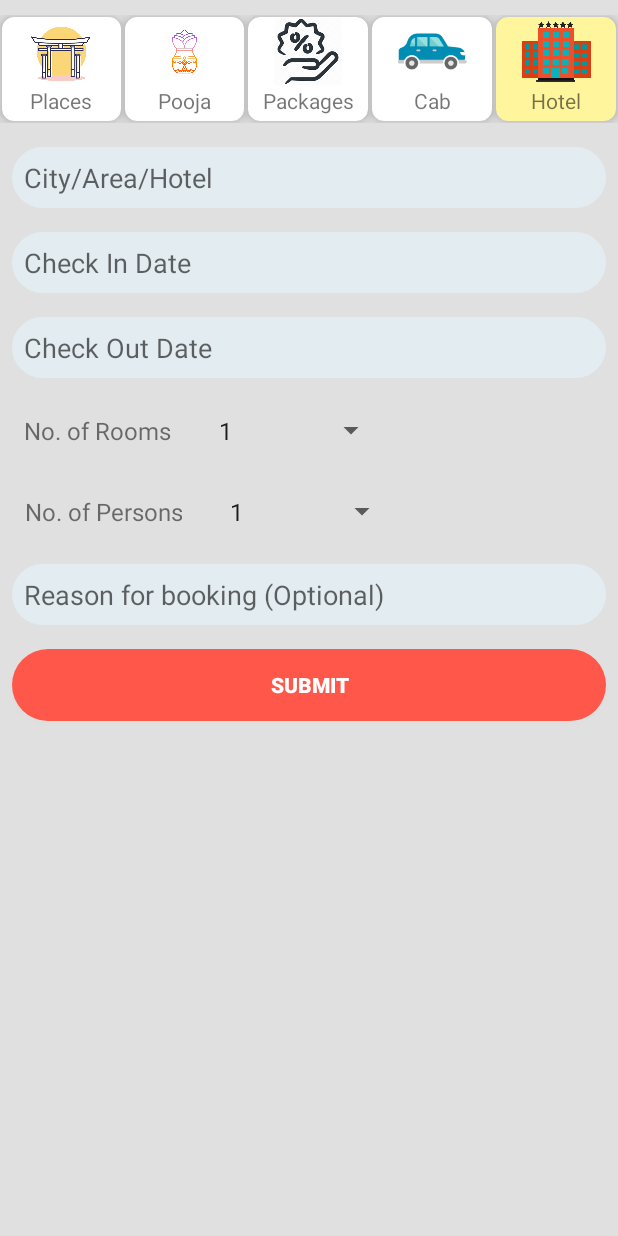
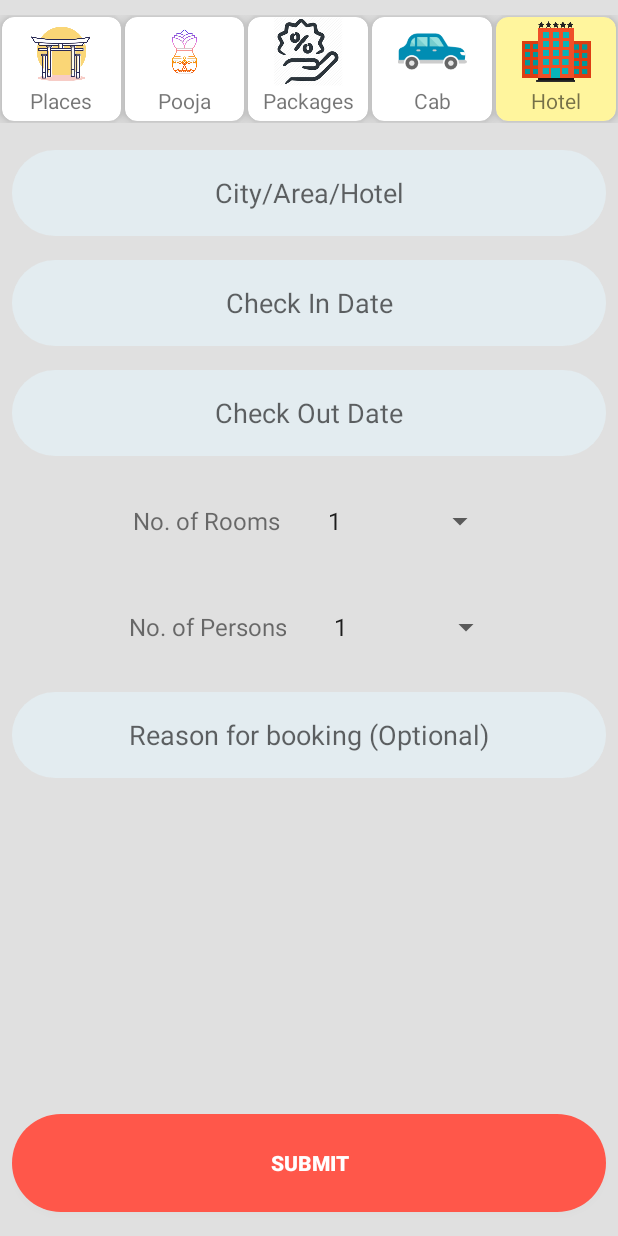
Before and after one commit to Ranger12021999/Darshan_1, an Android app: the HotelActivity screen opened directly, with no data from a screen before it, on a phone screen of 412 x 824 dp. Run offline under Robolectric (Android 15) with nearby library versions, the phone set to English and light mode, and no system bars.

Commit message:
Merge remote-tracking branch 'remotes/origin/master' into test1
# Conflicts:
#	app/src/main/AndroidManifest.xml

```diff
--- a/app/src/main/res/layout/activity_hotel.xml
+++ b/app/src/main/res/layout/activity_hotel.xml
@@ -225,7 +225,7 @@
         android:id="@+id/linearLayout"
         android:layout_width="match_parent"
         android:layout_height="0dp"
-        android:layout_marginTop="8dp"
+        android:layout_marginTop="10dp"
         android:layout_marginBottom="8dp"
         android:orientation="vertical"
         app:layout_constraintBottom_toBottomOf="parent"
@@ -239,7 +239,8 @@
             android:id="@+id/hotel_search"
             android:layout_width="match_parent"
             android:layout_height="wrap_content"
-            android:layout_gravity="center"
+            android:gravity="center"
+            android:layout_weight="1"
             android:layout_margin="8dp"
             android:background="@drawable/bubble"
             android:backgroundTint="@color/blue_grey_100"
@@ -254,7 +255,8 @@
             android:id="@+id/checkIndate"
             android:layout_width="match_parent"
             android:layout_height="wrap_content"
-            android:layout_gravity="center"
+            android:gravity="center"
+            android:layout_weight="1"
             android:layout_margin="8dp"
             android:background="@drawable/bubble"
             android:backgroundTint="@color/blue_grey_100"
@@ -267,8 +269,9 @@
             android:id="@+id/checkOutdate"
             android:layout_width="match_parent"
             android:layout_height="wrap_content"
-            android:layout_gravity="center"
+            android:layout_weight="1"
             android:layout_margin="8dp"
+            android:gravity="center"
             android:background="@drawable/bubble"
             android:backgroundTint="@color/blue_grey_100"
             android:backgroundTintMode="add"
@@ -280,6 +283,8 @@
             android:id="@+id/noRooms"
             android:layout_width="match_parent"
             android:layout_height="wrap_content"
+            android:layout_weight="1"
+            android:gravity="center"
             android:orientation="horizontal">
 
             <TextView
@@ -307,6 +312,8 @@
             android:id="@+id/noPersons"
             android:layout_width="match_parent"
             android:layout_height="wrap_content"
+            android:layout_weight="1"
+            android:gravity="center"
             android:orientation="horizontal">
 
             <TextView
@@ -334,7 +341,8 @@
             android:id="@+id/reason"
             android:layout_width="match_parent"
             android:layout_height="wrap_content"
-            android:layout_gravity="center"
+            android:gravity="center"
+            android:layout_weight="1"
             android:layout_margin="8dp"
             android:completionHint="1"
             android:completionThreshold="1"
@@ -345,11 +353,19 @@
             android:focusedByDefault="false"
             android:padding="8dp" />
 
+        <TextView
+            android:layout_width="match_parent"
+            android:layout_height="wrap_content"
+            android:layout_weight="10"
+            android:layout_margin="10dp"/>
+
         <Button
             android:id="@+id/submitHotel"
             android:layout_width="match_parent"
             android:layout_height="wrap_content"
             android:layout_margin="8dp"
+            android:layout_weight="1"
+            android:gravity="center"
             android:layout_marginBottom="8dp"
             android:background="@drawable/bubble"
             android:backgroundTint="@color/red_500"
```
